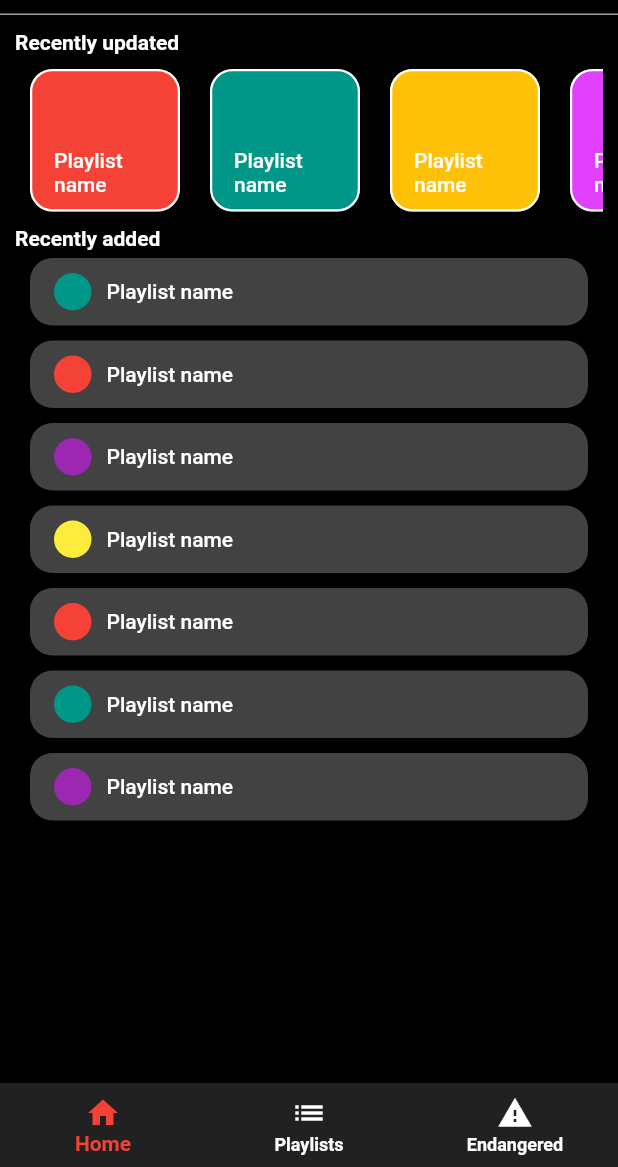
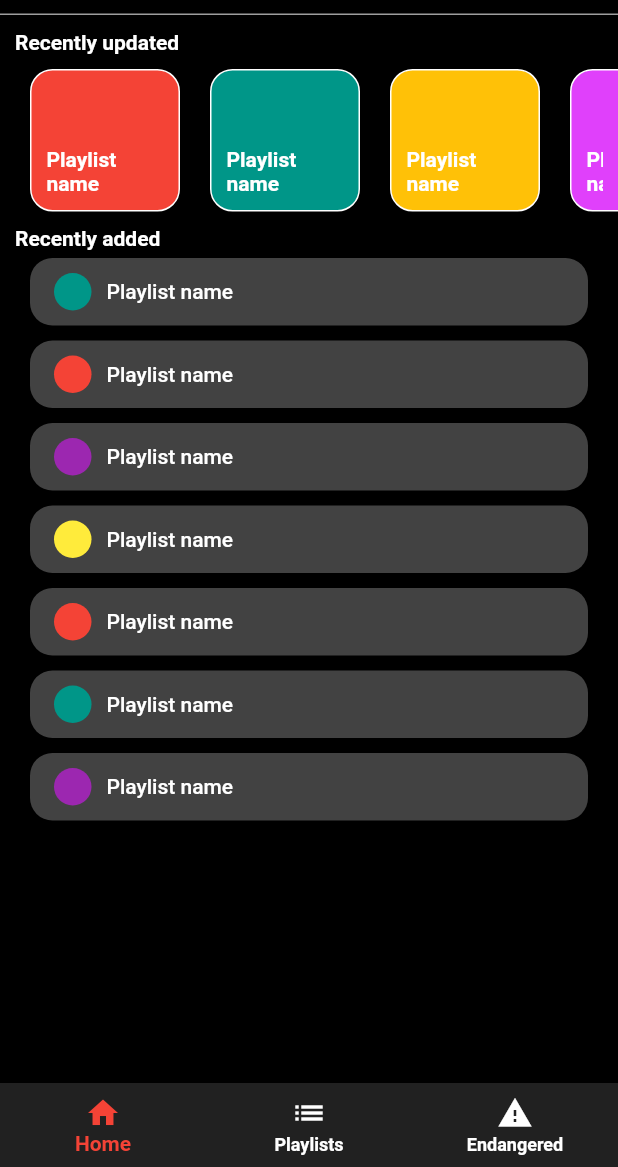
Before and after one commit to kosodrzewina/playlister, a Flutter app: the screen it shows after launch, on a phone screen of 412 x 824 dp, the part 69-1236 px from its top. Run offline on Flutter 3.47's test engine with Material 2 defaults, Android fonts, the phone set to English and light mode, and no system bars; our stand-ins replace flutter_svg.

Commit message:
RecentlyUpdatedListItem: ElevatedButton -> InkWell

```diff
--- a/lib/main.dart
+++ b/lib/main.dart
@@ -39,22 +39,24 @@ class RecentlyUpdatedListItem extends StatelessWidget {
       margin: const EdgeInsets.symmetric(
         horizontal: 10,
       ),
-      child: ElevatedButton(
-        style: ElevatedButton.styleFrom(
-          primary: color,
-          shape: RoundedRectangleBorder(
+      child: InkWell(
+        onTap: () {},
         borderRadius: BorderRadius.circular(
           15,
         ),
-            side: const BorderSide(
+        child: Ink(
+          decoration: BoxDecoration(
+            color: color,
+            border: Border.all(
               color: Colors.white,
-              width: 1.5,
+            ),
+            borderRadius: BorderRadius.circular(
+              15,
             ),
           ),
-        ),
-        onPressed: () {},
           child: Padding(
             padding: const EdgeInsets.only(
+              left: 10,
               right: 10,
               bottom: 10,
             ),
@@ -62,6 +64,7 @@ class RecentlyUpdatedListItem extends StatelessWidget {
               alignment: Alignment.bottomLeft,
               child: Text(
                 text,
+              ),
             ),
           ),
         ),
@@ -126,15 +129,6 @@ class RecentlyAddedListItem extends StatelessWidget {
 
 class MyHomePage extends StatefulWidget {
   const MyHomePage({Key? key, required this.title}) : super(key: key);
-
-  // This widget is the home page of your application. It is stateful, meaning
-  // that it has a State object (defined below) that contains fields that affect
-  // how it looks.
-
-  // This class is the configuration for the state. It holds the values (in this
-  // case the title) provided by the parent (in this case the App widget) and
-  // used by the build method of the State. Fields in a Widget subclass are
-  // always marked "final".
 
   final String title;
 
```
Lines whose indentation alone changed are shown as unchanged.
